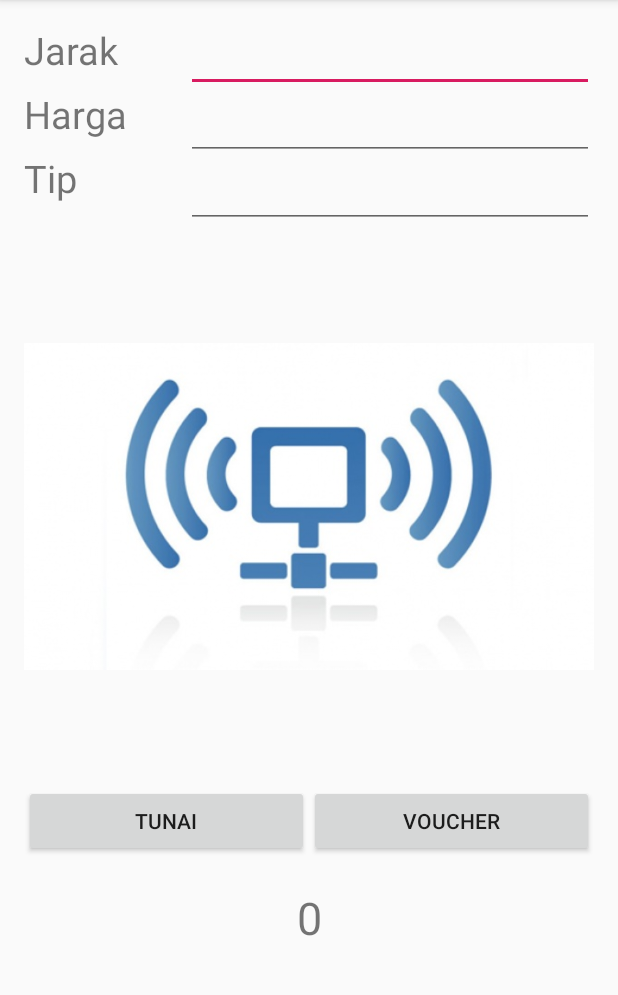
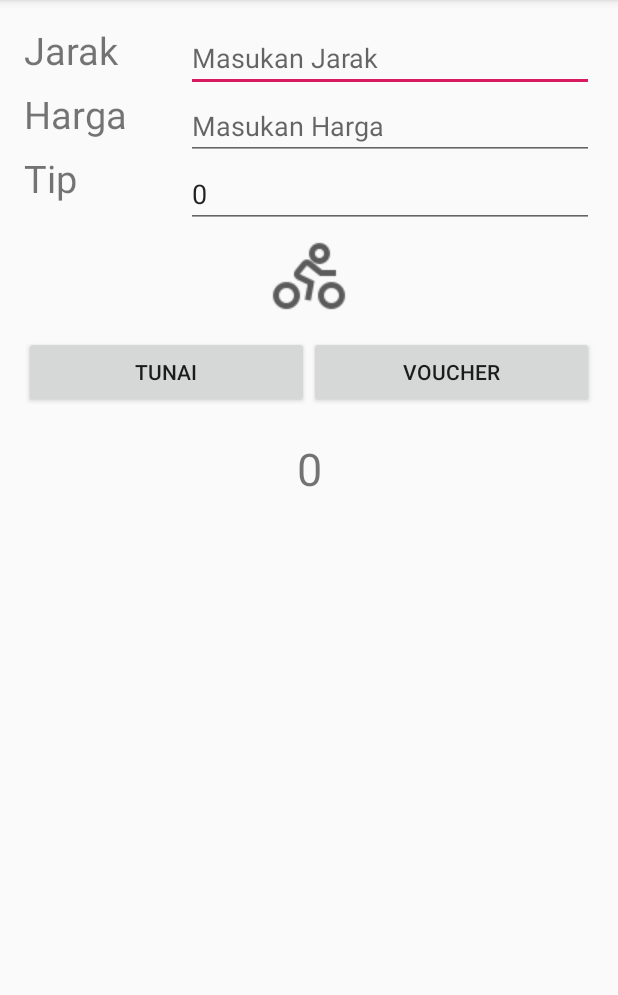
Before and after one commit to yanyanruhyana/gotkj, an Android app: the screen it shows after launch (MainActivity), after a tap on "TUNAI", on a phone screen of 412 x 824 dp, the part 84-1079 px from its top. Run offline under Robolectric (Android 15) with nearby library versions, the phone set to English and light mode, and no system bars; 2 statements that could not run were skipped.

Commit message:
Java Final

```diff
--- a/app/src/main/java/net/sukasarifamily/gotkj/MainActivity.java
+++ b/app/src/main/java/net/sukasarifamily/gotkj/MainActivity.java
@@ -8,7 +8,7 @@ import android.widget.EditText;
 import android.widget.TextView;
 
 public class MainActivity extends AppCompatActivity {
-    EditText txtjarak, txtharga, txttip;
+    EditText txtjarak, txttip, txtharga;
     TextView tvhasil;
     Button btntunai, btnvoucher;
 
@@ -27,21 +27,21 @@ public class MainActivity extends AppCompatActivity {
         btntunai.setOnClickListener(new View.OnClickListener(){
             @Override
             public void onClick(View view){
-                int j1 = Integer.parseInt(txtjarak.getText().toString());
-                int h1 = Integer.parseInt(txtharga.getText().toString());
-                int t1 = Integer.parseInt(txttip.getText().toString());
-                int jumlah = ((j1 * h1) + t1);
-                tvhasil.setText(String.valueOf(jumlah));
+                int j = Integer.parseInt(txtjarak.getText().toString());
+                int h = Integer.parseInt(txtharga.getText().toString());
+                int t = Integer.parseInt(txttip.getText().toString());
+                int tunai = j*h+t;
+                tvhasil.setText(String.valueOf(tunai));
             }
         });
         btnvoucher.setOnClickListener(new View.OnClickListener(){
             @Override
             public void onClick(View view){
-                int j2 = Integer.parseInt(txtjarak.getText().toString());
-                int h2 = Integer.parseInt(txtharga.getText().toString());
-                int t2 = Integer.parseInt(txttip.getText().toString());
-                int jumlah = ((j2 * h2)*10/100) + t2;
-                tvhasil.setText(String.valueOf(jumlah));
+                int j = Integer.parseInt(txtjarak.getText().toString());
+                int h = Integer.parseInt(txtharga.getText().toString());
+                int t = Integer.parseInt(txttip.getText().toString());
+                int voucher =( j*h-((j*h)*10/100) )+t;
+                tvhasil.setText(String.valueOf(voucher));
             }
         });
 
--- a/app/src/main/res/layout/activity_main.xml
+++ b/app/src/main/res/layout/activity_main.xml
@@ -24,8 +24,10 @@
         android:layout_marginLeft="8dp"
         app:layout_constraintEnd_toEndOf="parent"
         app:layout_constraintRight_toLeftOf="@id/txjarak"
-        app:layout_constraintStart_toEndOf="@+id/txjarak"
-        app:layout_constraintTop_toTopOf="parent" />
+        app:layout_constraintStart_toEndOf="@id/txjarak"
+        app:layout_constraintTop_toTopOf="parent"
+        android:inputType="text"
+        android:hint="Masukan Jarak"/>
 
     <TextView
         android:id="@+id/txharga"
@@ -45,8 +47,9 @@
         android:layout_marginLeft="8dp"
         app:layout_constraintEnd_toEndOf="parent"
         app:layout_constraintRight_toLeftOf="@id/txharga"
-        app:layout_constraintStart_toEndOf="@+id/txharga"
-        app:layout_constraintTop_toBottomOf="@id/txtjarak" />
+        app:layout_constraintStart_toEndOf="@id/txharga"
+        app:layout_constraintTop_toBottomOf="@id/txtjarak"
+        android:hint="Masukan Harga"/>
 
     <TextView
         android:id="@+id/txtip"
@@ -64,19 +67,21 @@
         android:layout_height="wrap_content"
         android:layout_marginStart="8dp"
         android:layout_marginLeft="8dp"
+        android:text="0"
         app:layout_constraintEnd_toEndOf="parent"
         app:layout_constraintRight_toLeftOf="@id/txtip"
-        app:layout_constraintStart_toEndOf="@+id/txtip"
+        app:layout_constraintStart_toEndOf="@id/txtip"
         app:layout_constraintTop_toBottomOf="@id/txtharga" />
+
 
     <ImageView
         android:id="@+id/gambar"
-        android:layout_width="match_parent"
-        android:layout_height="0dp"
-        android:layout_marginTop="8dp"
-        android:src="@drawable/jaringan"
+        android:layout_width="wrap_content"
+        android:layout_height="wrap_content"
+        app:layout_constraintTop_toBottomOf="@id/txttip"
+        app:layout_constraintStart_toStartOf="parent"
         app:layout_constraintEnd_toEndOf="parent"
-        app:layout_constraintTop_toBottomOf="@id/txttip" />
+        android:src="@drawable/bike" />
 
     <Button
         android:id="@+id/btntunai"
```
Also changed, not shown: app/src/main/res/drawable-v24/jaringan.jpg (deleted), app/src/main/res/drawable/bike.png (added).
